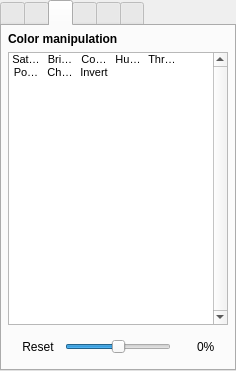
Above: src/MixingToolboxWidget.ui from markus-wa/glmixer-mirror before the change. Below: the same form after it.
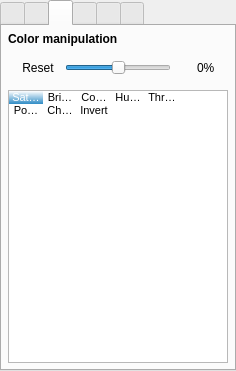
That is the form after the change. The open tabs and pages were chosen to show the change. Icons and pictures are not drawn.

Commit message: Minor GUI improvements (correct mixing property, docking handle size, default expanding property)

Diff of the .ui file:
```diff
--- a/src/MixingToolboxWidget.ui
+++ b/src/MixingToolboxWidget.ui
@@ -546,224 +546,6 @@
          </property>
         </widget>
        </item>
-       <item>
-        <widget class="QListWidget" name="listWidget">
-         <property name="minimumSize">
-          <size>
-           <width>0</width>
-           <height>80</height>
-          </size>
-         </property>
-         <property name="toolTip">
-          <string>Adjust the color filters</string>
-         </property>
-         <property name="statusTip">
-          <string>Adjust the color filters</string>
-         </property>
-         <property name="styleSheet">
-          <string notr="true">QListWidget{ 
-	font-size: 11px;
- }
-QListWidget::item{     
-   color: palette(text);
- }
-QListWidget::item:hover {     
-    background-color: qradialgradient(cx: 0.7, cy: 1.5, fx: 0.7, fy: 1.9, radius: 1.2, stop: 0 palette(AlternateBase), stop: 1 transparent );
-	 color: palette(bright-text);
- }
-QListWidget::item:selected {
-     background-color: qlineargradient(spread:pad, x1:0, y1:1, x2:0, y2:0,  stop: 0 palette(highlight), stop: 1 transparent );
-	 color: palette(highlighted-text);
- }
-QListWidget::item:selected:hover {
-     background-color: palette(highlight);
- }
-QListWidget::item:focus {
-     background-color: qlineargradient(spread:pad, x1:0, y1:1, x2:0, y2:0,  stop: 0 palette(highlight), stop: 1 transparent );
-	 color: palette( highlighted-text);
- }
-QListWidget::item:focus:hover {
-     background-color: palette(highlight);
- }</string>
-         </property>
-         <property name="verticalScrollBarPolicy">
-          <enum>Qt::ScrollBarAlwaysOn</enum>
-         </property>
-         <property name="horizontalScrollBarPolicy">
-          <enum>Qt::ScrollBarAlwaysOff</enum>
-         </property>
-         <property name="editTriggers">
-          <set>QAbstractItemView::NoEditTriggers</set>
-         </property>
-         <property name="showDropIndicator" stdset="0">
-          <bool>false</bool>
-         </property>
-         <property name="dragDropMode">
-          <enum>QAbstractItemView::NoDragDrop</enum>
-         </property>
-         <property name="iconSize">
-          <size>
-           <width>60</width>
-           <height>60</height>
-          </size>
-         </property>
-         <property name="verticalScrollMode">
-          <enum>QAbstractItemView::ScrollPerPixel</enum>
-         </property>
-         <property name="horizontalScrollMode">
-          <enum>QAbstractItemView::ScrollPerPixel</enum>
-         </property>
-         <property name="movement">
-          <enum>QListView::Static</enum>
-         </property>
-         <property name="flow">
-          <enum>QListView::LeftToRight</enum>
-         </property>
-         <property name="isWrapping" stdset="0">
-          <bool>true</bool>
-         </property>
-         <property name="resizeMode">
-          <enum>QListView::Adjust</enum>
-         </property>
-         <property name="spacing">
-          <number>1</number>
-         </property>
-         <property name="viewMode">
-          <enum>QListView::IconMode</enum>
-         </property>
-         <property name="uniformItemSizes">
-          <bool>true</bool>
-         </property>
-         <property name="selectionRectVisible">
-          <bool>false</bool>
-         </property>
-         <property name="currentRow">
-          <number>-1</number>
-         </property>
-         <item>
-          <property name="text">
-           <string>Saturation</string>
-          </property>
-          <property name="toolTip">
-           <string>Saturation (intensity of colors)</string>
-          </property>
-          <property name="icon">
-           <iconset resource="../images.qrc">
-            <normaloff>:/glmixer/images/filter_saturation.png</normaloff>
-            <selectedoff>:/glmixer/images/filter_saturation.png</selectedoff>:/glmixer/images/filter_saturation.png</iconset>
-          </property>
-          <property name="flags">
-           <set>ItemIsSelectable|ItemIsEnabled</set>
-          </property>
-         </item>
-         <item>
-          <property name="text">
-           <string>Brightness</string>
-          </property>
-          <property name="toolTip">
-           <string>Brightness (dark or light)</string>
-          </property>
-          <property name="icon">
-           <iconset resource="../images.qrc">
-            <normaloff>:/glmixer/images/filter_brightness.png</normaloff>
-            <selectedoff>:/glmixer/images/filter_brightness.png</selectedoff>:/glmixer/images/filter_brightness.png</iconset>
-          </property>
-          <property name="flags">
-           <set>ItemIsSelectable|ItemIsEnabled</set>
-          </property>
-         </item>
-         <item>
-          <property name="text">
-           <string>Contrast</string>
-          </property>
-          <property name="toolTip">
-           <string>Contrast (uniform or sharp)</string>
-          </property>
-          <property name="icon">
-           <iconset resource="../images.qrc">
-            <normaloff>:/glmixer/images/filter_contrast.png</normaloff>
-            <selectedoff>:/glmixer/images/filter_contrast.png</selectedoff>:/glmixer/images/filter_contrast.png</iconset>
-          </property>
-          <property name="flags">
-           <set>ItemIsSelectable|ItemIsEnabled</set>
-          </property>
-         </item>
-         <item>
-          <property name="text">
-           <string>Hue shift</string>
-          </property>
-          <property name="toolTip">
-           <string>Color hue (shift in color tint)</string>
-          </property>
-          <property name="icon">
-           <iconset resource="../images.qrc">
-            <normaloff>:/glmixer/images/filter_hue.png</normaloff>
-            <selectedoff>:/glmixer/images/filter_hue.png</selectedoff>:/glmixer/images/filter_hue.png</iconset>
-          </property>
-          <property name="flags">
-           <set>ItemIsSelectable|ItemIsEnabled</set>
-          </property>
-         </item>
-         <item>
-          <property name="text">
-           <string>Threshold</string>
-          </property>
-          <property name="toolTip">
-           <string>Threshold by color (anything below threshold is black, above is white)</string>
-          </property>
-          <property name="icon">
-           <iconset resource="../images.qrc">
-            <normaloff>:/glmixer/images/filter_threshold.png</normaloff>
-            <selectedoff>:/glmixer/images/filter_threshold.png</selectedoff>:/glmixer/images/filter_threshold.png</iconset>
-          </property>
-          <property name="flags">
-           <set>ItemIsSelectable|ItemIsEnabled</set>
-          </property>
-         </item>
-         <item>
-          <property name="text">
-           <string>Posterize</string>
-          </property>
-          <property name="toolTip">
-           <string>Posterize the image (reduce the number of colors)</string>
-          </property>
-          <property name="icon">
-           <iconset resource="../images.qrc">
-            <normaloff>:/glmixer/images/filter_posterize.png</normaloff>
-            <selectedoff>:/glmixer/images/filter_posterize.png</selectedoff>:/glmixer/images/filter_posterize.png</iconset>
-          </property>
-          <property name="flags">
-           <set>ItemIsSelectable|ItemIsEnabled</set>
-          </property>
-         </item>
-         <item>
-          <property name="text">
-           <string>Chromakey</string>
-          </property>
-          <property name="toolTip">
-           <string>Make transparent a given color</string>
-          </property>
-          <property name="icon">
-           <iconset resource="../images.qrc">
-            <normaloff>:/glmixer/images/filter_chromakey.png</normaloff>
-            <selectedoff>:/glmixer/images/filter_chromakey.png</selectedoff>:/glmixer/images/filter_chromakey.png</iconset>
-          </property>
-         </item>
-         <item>
-          <property name="text">
-           <string>Invert</string>
-          </property>
-          <property name="toolTip">
-           <string>Inverse colors</string>
-          </property>
-          <property name="icon">
-           <iconset resource="../images.qrc">
-            <normaloff>:/glmixer/images/filter_invert.png</normaloff>
-            <selectedoff>:/glmixer/images/filter_invert.png</selectedoff>:/glmixer/images/filter_invert.png</iconset>
-          </property>
-         </item>
-        </widget>
-       </item>
        <item>
         <widget class="QStackedWidget" name="stackedWidget">
          <property name="sizePolicy">
@@ -1632,6 +1414,224 @@
          </widget>
         </widget>
        </item>
+       <item>
+        <widget class="QListWidget" name="listWidget">
+         <property name="minimumSize">
+          <size>
+           <width>0</width>
+           <height>80</height>
+          </size>
+         </property>
+         <property name="toolTip">
+          <string>Adjust the color filters</string>
+         </property>
+         <property name="statusTip">
+          <string>Adjust the color filters</string>
+         </property>
+         <property name="styleSheet">
+          <string notr="true">QListWidget{ 
+	font-size: 11px;
+ }
+QListWidget::item{     
+   color: palette(text);
+ }
+QListWidget::item:hover {     
+    background-color: qradialgradient(cx: 0.7, cy: 1.5, fx: 0.7, fy: 1.9, radius: 1.2, stop: 0 palette(AlternateBase), stop: 1 transparent );
+	 color: palette(bright-text);
+ }
+QListWidget::item:selected {
+     background-color: qlineargradient(spread:pad, x1:0, y1:1, x2:0, y2:0,  stop: 0 palette(highlight), stop: 1 transparent );
+	 color: palette(highlighted-text);
+ }
+QListWidget::item:selected:hover {
+     background-color: palette(highlight);
+ }
+QListWidget::item:focus {
+     background-color: qlineargradient(spread:pad, x1:0, y1:1, x2:0, y2:0,  stop: 0 palette(highlight), stop: 1 transparent );
+	 color: palette( highlighted-text);
+ }
+QListWidget::item:focus:hover {
+     background-color: palette(highlight);
+ }</string>
+         </property>
+         <property name="verticalScrollBarPolicy">
+          <enum>Qt::ScrollBarAsNeeded</enum>
+         </property>
+         <property name="horizontalScrollBarPolicy">
+          <enum>Qt::ScrollBarAlwaysOff</enum>
+         </property>
+         <property name="editTriggers">
+          <set>QAbstractItemView::NoEditTriggers</set>
+         </property>
+         <property name="showDropIndicator" stdset="0">
+          <bool>false</bool>
+         </property>
+         <property name="dragDropMode">
+          <enum>QAbstractItemView::NoDragDrop</enum>
+         </property>
+         <property name="iconSize">
+          <size>
+           <width>60</width>
+           <height>60</height>
+          </size>
+         </property>
+         <property name="verticalScrollMode">
+          <enum>QAbstractItemView::ScrollPerPixel</enum>
+         </property>
+         <property name="horizontalScrollMode">
+          <enum>QAbstractItemView::ScrollPerPixel</enum>
+         </property>
+         <property name="movement">
+          <enum>QListView::Static</enum>
+         </property>
+         <property name="flow">
+          <enum>QListView::LeftToRight</enum>
+         </property>
+         <property name="isWrapping" stdset="0">
+          <bool>true</bool>
+         </property>
+         <property name="resizeMode">
+          <enum>QListView::Adjust</enum>
+         </property>
+         <property name="spacing">
+          <number>1</number>
+         </property>
+         <property name="viewMode">
+          <enum>QListView::IconMode</enum>
+         </property>
+         <property name="uniformItemSizes">
+          <bool>true</bool>
+         </property>
+         <property name="selectionRectVisible">
+          <bool>false</bool>
+         </property>
+         <property name="currentRow">
+          <number>0</number>
+         </property>
+         <item>
+          <property name="text">
+           <string>Saturation</string>
+          </property>
+          <property name="toolTip">
+           <string>Saturation (intensity of colors)</string>
+          </property>
+          <property name="icon">
+           <iconset resource="../images.qrc">
+            <normaloff>:/glmixer/images/filter_saturation.png</normaloff>
+            <selectedoff>:/glmixer/images/filter_saturation.png</selectedoff>:/glmixer/images/filter_saturation.png</iconset>
+          </property>
+          <property name="flags">
+           <set>ItemIsSelectable|ItemIsEnabled</set>
+          </property>
+         </item>
+         <item>
+          <property name="text">
+           <string>Brightness</string>
+          </property>
+          <property name="toolTip">
+           <string>Brightness (dark or light)</string>
+          </property>
+          <property name="icon">
+           <iconset resource="../images.qrc">
+            <normaloff>:/glmixer/images/filter_brightness.png</normaloff>
+            <selectedoff>:/glmixer/images/filter_brightness.png</selectedoff>:/glmixer/images/filter_brightness.png</iconset>
+          </property>
+          <property name="flags">
+           <set>ItemIsSelectable|ItemIsEnabled</set>
+          </property>
+         </item>
+         <item>
+          <property name="text">
+           <string>Contrast</string>
+          </property>
+          <property name="toolTip">
+           <string>Contrast (uniform or sharp)</string>
+          </property>
+          <property name="icon">
+           <iconset resource="../images.qrc">
+            <normaloff>:/glmixer/images/filter_contrast.png</normaloff>
+            <selectedoff>:/glmixer/images/filter_contrast.png</selectedoff>:/glmixer/images/filter_contrast.png</iconset>
+          </property>
+          <property name="flags">
+           <set>ItemIsSelectable|ItemIsEnabled</set>
+          </property>
+         </item>
+         <item>
+          <property name="text">
+           <string>Hue shift</string>
+          </property>
+          <property name="toolTip">
+           <string>Color hue (shift in color tint)</string>
+          </property>
+          <property name="icon">
+           <iconset resource="../images.qrc">
+            <normaloff>:/glmixer/images/filter_hue.png</normaloff>
+            <selectedoff>:/glmixer/images/filter_hue.png</selectedoff>:/glmixer/images/filter_hue.png</iconset>
+          </property>
+          <property name="flags">
+           <set>ItemIsSelectable|ItemIsEnabled</set>
+          </property>
+         </item>
+         <item>
+          <property name="text">
+           <string>Threshold</string>
+          </property>
+          <property name="toolTip">
+           <string>Threshold by color (anything below threshold is black, above is white)</string>
+          </property>
+          <property name="icon">
+           <iconset resource="../images.qrc">
+            <normaloff>:/glmixer/images/filter_threshold.png</normaloff>
+            <selectedoff>:/glmixer/images/filter_threshold.png</selectedoff>:/glmixer/images/filter_threshold.png</iconset>
+          </property>
+          <property name="flags">
+           <set>ItemIsSelectable|ItemIsEnabled</set>
+          </property>
+         </item>
+         <item>
+          <property name="text">
+           <string>Posterize</string>
+          </property>
+          <property name="toolTip">
+           <string>Posterize the image (reduce the number of colors)</string>
+          </property>
+          <property name="icon">
+           <iconset resource="../images.qrc">
+            <normaloff>:/glmixer/images/filter_posterize.png</normaloff>
+            <selectedoff>:/glmixer/images/filter_posterize.png</selectedoff>:/glmixer/images/filter_posterize.png</iconset>
+          </property>
+          <property name="flags">
+           <set>ItemIsSelectable|ItemIsEnabled</set>
+          </property>
+         </item>
+         <item>
+          <property name="text">
+           <string>Chromakey</string>
+          </property>
+          <property name="toolTip">
+           <string>Make transparent a given color</string>
+          </property>
+          <property name="icon">
+           <iconset resource="../images.qrc">
+            <normaloff>:/glmixer/images/filter_chromakey.png</normaloff>
+            <selectedoff>:/glmixer/images/filter_chromakey.png</selectedoff>:/glmixer/images/filter_chromakey.png</iconset>
+          </property>
+         </item>
+         <item>
+          <property name="text">
+           <string>Invert</string>
+          </property>
+          <property name="toolTip">
+           <string>Inverse colors</string>
+          </property>
+          <property name="icon">
+           <iconset resource="../images.qrc">
+            <normaloff>:/glmixer/images/filter_invert.png</normaloff>
+            <selectedoff>:/glmixer/images/filter_invert.png</selectedoff>:/glmixer/images/filter_invert.png</iconset>
+          </property>
+         </item>
+        </widget>
+       </item>
       </layout>
      </widget>
      <widget class="QWidget" name="Filters">
```
Left out of the diff: 116 changed lines with no effect on the pictures. The commit also changes 4 other files.
